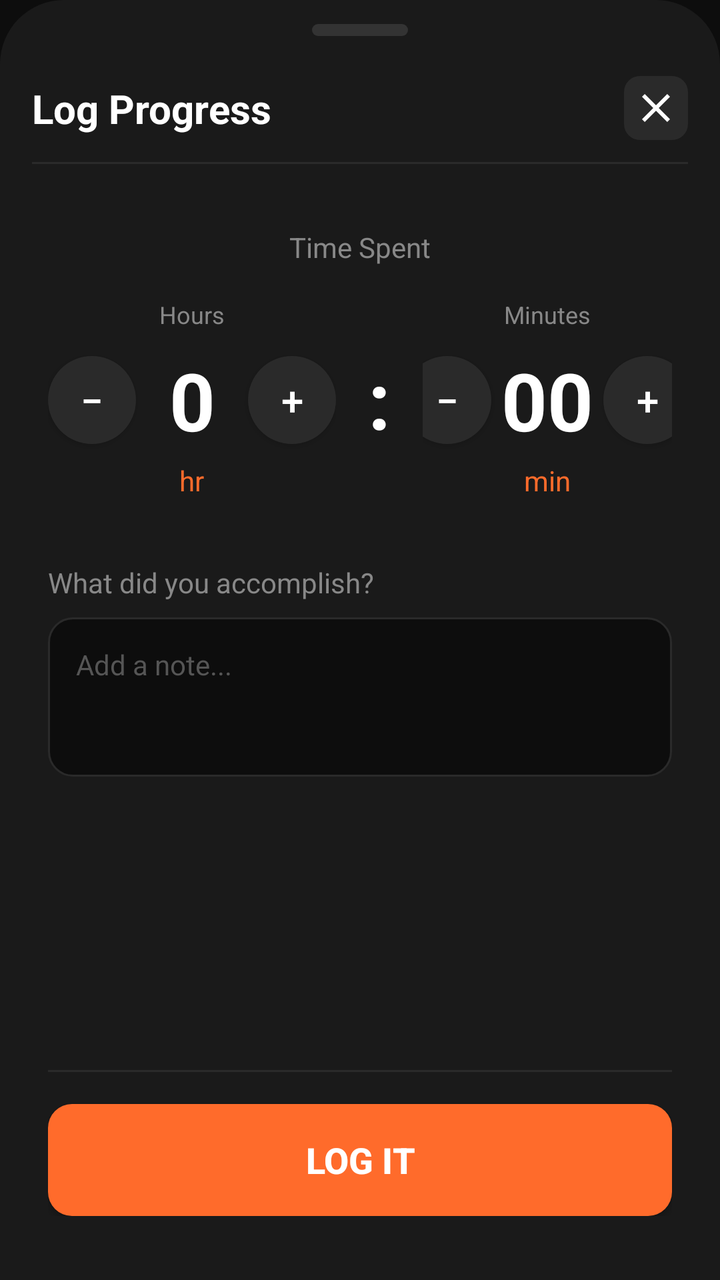
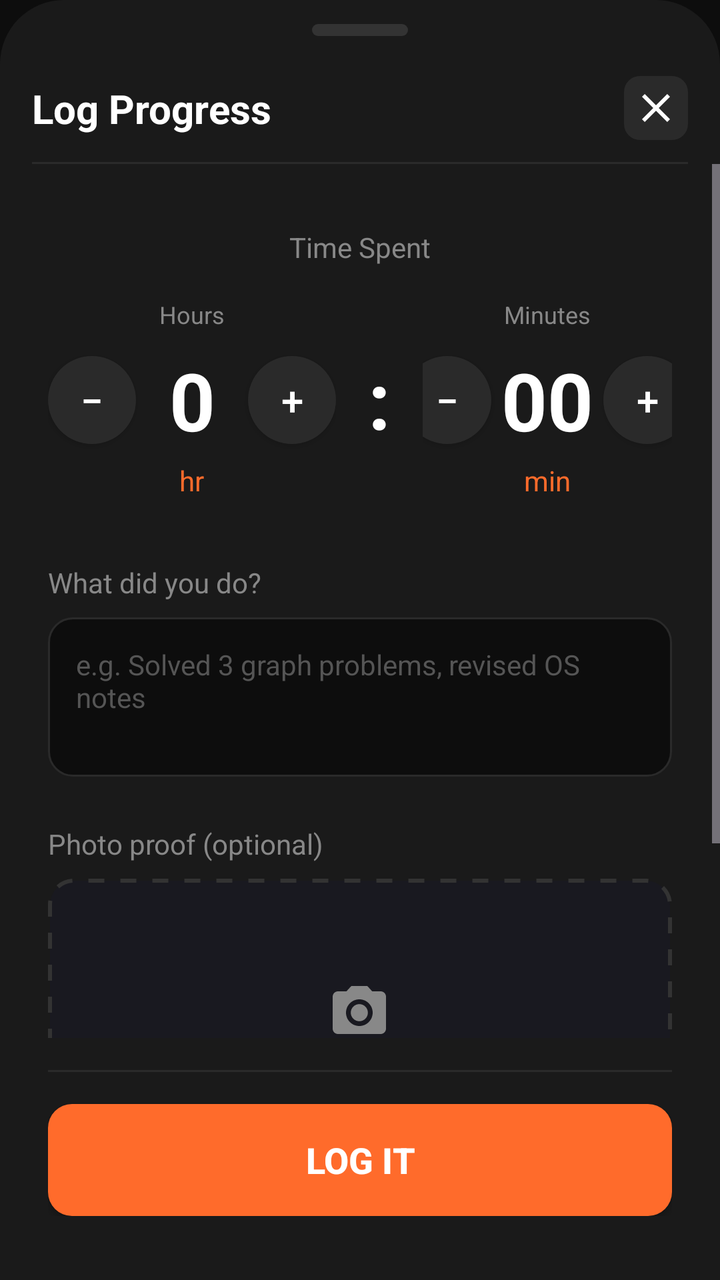

Compare the two renders of this Android layout. The source of the first and the diff that turns it into the second are given below.
<!-- AndroidManifest.xml: application theme Theme.Tether -->
<!-- res/layout/layout_log_bottom_sheet.xml -->
<?xml version="1.0" encoding="utf-8"?>
<androidx.constraintlayout.widget.ConstraintLayout xmlns:android="http://schemas.android.com/apk/res/android"
    xmlns:app="http://schemas.android.com/apk/res-auto"
    xmlns:tools="http://schemas.android.com/tools"
    android:layout_width="match_parent"
    android:layout_height="match_parent"
    android:background="@drawable/bg_bottom_sheet">

    
    <View
        android:id="@+id/handleBar"
        android:layout_width="48dp"
        android:layout_height="6dp"
        android:layout_marginTop="12dp"
        android:background="@drawable/bg_handle"
        app:layout_constraintEnd_toEndOf="parent"
        app:layout_constraintStart_toStartOf="parent"
        app:layout_constraintTop_toTopOf="parent" />

    
    <androidx.constraintlayout.widget.ConstraintLayout
        android:id="@+id/headerRow"
        android:layout_width="match_parent"
        android:layout_height="56dp"
        android:layout_marginTop="8dp"
        android:paddingHorizontal="16dp"
        app:layout_constraintTop_toBottomOf="@id/handleBar">

        <TextView
            android:id="@+id/tvLogTitle"
            android:layout_width="wrap_content"
            android:layout_height="wrap_content"
            android:text="@string/log_progress"
            android:textColor="@color/colorTextPrimary"
            android:textSize="20sp"
            android:textStyle="bold"
            app:layout_constraintBottom_toBottomOf="parent"
            app:layout_constraintStart_toStartOf="parent"
            app:layout_constraintTop_toTopOf="parent" />

        <ImageButton
            android:id="@+id/btnClose"
            android:layout_width="32dp"
            android:layout_height="32dp"
            android:background="@drawable/bg_icon_container"
            android:padding="4dp"
            android:src="@drawable/ic_close"
            app:layout_constraintBottom_toBottomOf="parent"
            app:layout_constraintEnd_toEndOf="parent"
            app:layout_constraintTop_toTopOf="parent" />

        <View
            android:layout_width="match_parent"
            android:layout_height="1dp"
            android:background="@color/colorBorder"
            app:layout_constraintBottom_toBottomOf="parent" />

    </androidx.constraintlayout.widget.ConstraintLayout>

    
    <ScrollView
        android:id="@+id/scrollContent"
        android:layout_width="match_parent"
        android:layout_height="0dp"
        android:fillViewport="true"
        app:layout_constraintBottom_toTopOf="@id/stickyBottom"
        app:layout_constraintTop_toBottomOf="@id/headerRow">

        <LinearLayout
            android:layout_width="match_parent"
            android:layout_height="wrap_content"
            android:orientation="vertical"
            android:padding="24dp">

            
            <LinearLayout
                android:layout_width="match_parent"
                android:layout_height="wrap_content"
                android:layout_marginTop="8dp"
                android:gravity="center"
                android:orientation="vertical">

                <TextView
                    android:layout_width="wrap_content"
                    android:layout_height="wrap_content"
                    android:layout_marginBottom="16dp"
                    android:text="@string/time_spent"
                    android:textColor="@color/colorTextSecondary"
                    android:textSize="14sp" />

                <LinearLayout
                    android:layout_width="match_parent"
                    android:layout_height="wrap_content"
                    android:gravity="center"
                    android:orientation="horizontal">

                    
                    <LinearLayout
                        android:layout_width="wrap_content"
                        android:layout_height="wrap_content"
                        android:gravity="center"
                        android:orientation="vertical">

                        <TextView
                            android:layout_width="wrap_content"
                            android:layout_height="wrap_content"
                            android:text="Hours"
                            android:textColor="@color/colorTextSecondary"
                            android:textSize="12sp"
                            android:layout_marginBottom="8dp" />

                        <LinearLayout
                            android:layout_width="wrap_content"
                            android:layout_height="wrap_content"
                            android:gravity="center"
                            android:orientation="horizontal">

                            <android.widget.Button
                                android:id="@+id/btnHourMinus"
                                android:layout_width="44dp"
                                android:layout_height="44dp"
                                android:background="@drawable/bg_stepper_btn"
                                android:padding="0dp"
                                android:text="−"
                                android:textColor="@color/colorTextPrimary"
                                android:textSize="20sp" />

                            <TextView
                                android:id="@+id/tvHoursValue"
                                android:layout_width="56dp"
                                android:layout_height="wrap_content"
                                android:gravity="center"
                                android:text="0"
                                android:textColor="@color/colorTextPrimary"
                                android:textSize="40sp"
                                android:textStyle="bold" />

                            <android.widget.Button
                                android:id="@+id/btnHourPlus"
                                android:layout_width="44dp"
                                android:layout_height="44dp"
                                android:background="@drawable/bg_stepper_btn"
                                android:padding="0dp"
                                android:text="+"
                                android:textColor="@color/colorTextPrimary"
                                android:textSize="20sp" />
                        </LinearLayout>

                        <TextView
                            android:layout_width="wrap_content"
                            android:layout_height="wrap_content"
                            android:text="hr"
                            android:textColor="@color/colorAccent"
                            android:textSize="14sp"
                            android:layout_marginTop="4dp" />
                    </LinearLayout>

                    
                    <TextView
                        android:layout_width="wrap_content"
                        android:layout_height="wrap_content"
                        android:layout_marginHorizontal="16dp"
                        android:text=":"
                        android:textColor="@color/colorTextPrimary"
                        android:textSize="40sp"
                        android:textStyle="bold" />

                    
                    <LinearLayout
                        android:layout_width="wrap_content"
                        android:layout_height="wrap_content"
                        android:gravity="center"
                        android:orientation="vertical">

                        <TextView
                            android:layout_width="wrap_content"
                            android:layout_height="wrap_content"
                            android:text="Minutes"
                            android:textColor="@color/colorTextSecondary"
                            android:textSize="12sp"
                            android:layout_marginBottom="8dp" />

                        <LinearLayout
                            android:layout_width="wrap_content"
                            android:layout_height="wrap_content"
                            android:gravity="center"
                            android:orientation="horizontal">

                            <android.widget.Button
                                android:id="@+id/btnMinuteMinus"
                                android:layout_width="44dp"
                                android:layout_height="44dp"
                                android:background="@drawable/bg_stepper_btn"
                                android:padding="0dp"
                                android:text="−"
                                android:textColor="@color/colorTextPrimary"
                                android:textSize="20sp" />

                            <TextView
                                android:id="@+id/tvMinutesValue"
                                android:layout_width="56dp"
                                android:layout_height="wrap_content"
                                android:gravity="center"
                                android:text="00"
                                android:textColor="@color/colorTextPrimary"
                                android:textSize="40sp"
                                android:textStyle="bold" />

                            <android.widget.Button
                                android:id="@+id/btnMinutePlus"
                                android:layout_width="44dp"
                                android:layout_height="44dp"
                                android:background="@drawable/bg_stepper_btn"
                                android:padding="0dp"
                                android:text="+"
                                android:textColor="@color/colorTextPrimary"
                                android:textSize="20sp" />
                        </LinearLayout>

                        <TextView
                            android:layout_width="wrap_content"
                            android:layout_height="wrap_content"
                            android:text="min"
                            android:textColor="@color/colorAccent"
                            android:textSize="14sp"
                            android:layout_marginTop="4dp" />
                    </LinearLayout>
                </LinearLayout>
            </LinearLayout>

            
            <LinearLayout
                android:layout_width="match_parent"
                android:layout_height="wrap_content"
                android:layout_marginTop="32dp"
                android:orientation="vertical">

                <TextView
                    android:layout_width="wrap_content"
                    android:layout_height="wrap_content"
                    android:layout_marginBottom="8dp"
                    android:text="@string/add_note"
                    android:textColor="@color/colorTextSecondary"
                    android:textSize="14sp" />

                <EditText
                    android:id="@+id/etNote"
                    android:layout_width="match_parent"
                    android:layout_height="wrap_content"
                    android:background="@drawable/bg_input_field"
                    android:gravity="top|start"
                    android:hint="@string/note_hint"
                    android:inputType="textMultiLine|textCapSentences"
                    android:maxLines="5"
                    android:minLines="3"
                    android:padding="14dp"
                    android:textColor="@color/colorTextPrimary"
                    android:textColorHint="#555555"
                    android:textSize="14sp" />
            </LinearLayout>

        </LinearLayout>
    </ScrollView>

    
    <androidx.constraintlayout.widget.ConstraintLayout
        android:id="@+id/stickyBottom"
        android:layout_width="match_parent"
        android:layout_height="wrap_content"
        android:background="@color/colorSurface"
        android:paddingHorizontal="24dp"
        android:paddingTop="16dp"
        android:paddingBottom="32dp"
        app:layout_constraintBottom_toBottomOf="parent">

        <View
            android:id="@+id/bottomBorder"
            android:layout_width="match_parent"
            android:layout_height="1dp"
            android:background="@color/colorBorder"
            app:layout_constraintTop_toTopOf="parent" />

        <android.widget.Button
            android:id="@+id/btnLogIt"
            android:layout_width="match_parent"
            android:layout_height="56dp"
            android:layout_marginTop="16dp"
            android:background="@drawable/bg_button_primary"
            android:elevation="4dp"
            android:text="@string/log_it"
            android:textColor="@color/colorTextPrimary"
            android:textSize="18sp"
            android:textStyle="bold"
            app:layout_constraintTop_toBottomOf="@id/bottomBorder" />

    </androidx.constraintlayout.widget.ConstraintLayout>

</androidx.constraintlayout.widget.ConstraintLayout>
<!-- resources referenced by this layout -->
<resources>
  <color name="colorAccent">#FF6B2B</color>
  <color name="colorBorder">#2A2A2A</color>
  <color name="colorSurface">#1A1A1A</color>
  <color name="colorTextPrimary">#FFFFFF</color>
  <color name="colorTextSecondary">#888888</color>
  <!-- drawable bg_bottom_sheet (drawable) -->
  <?xml version="1.0" encoding="utf-8"?>
  <shape xmlns:android="http://schemas.android.com/apk/res/android"
      android:shape="rectangle">
      <solid android:color="@color/colorSurface" />
      <corners
          android:topLeftRadius="32dp"
          android:topRightRadius="32dp"
          android:bottomLeftRadius="0dp"
          android:bottomRightRadius="0dp" />
  </shape>
  <!-- drawable bg_button_primary (drawable) -->
  <?xml version="1.0" encoding="utf-8"?>
  <shape xmlns:android="http://schemas.android.com/apk/res/android"
      android:shape="rectangle">
      <solid android:color="@color/colorAccent" />
      <corners android:radius="12dp" />
  </shape>
  <!-- drawable bg_handle (drawable) -->
  <?xml version="1.0" encoding="utf-8"?>
  <shape xmlns:android="http://schemas.android.com/apk/res/android"
      android:shape="rectangle">
      <solid android:color="#333333" />
      <corners android:radius="3dp" />
  </shape>
  <!-- drawable bg_icon_container (drawable) -->
  <?xml version="1.0" encoding="utf-8"?>
  <shape xmlns:android="http://schemas.android.com/apk/res/android"
      android:shape="rectangle">
      <solid android:color="@color/colorElevated" />
      <corners android:radius="8dp" />
  </shape>
  <!-- drawable bg_input_field (drawable) -->
  <?xml version="1.0" encoding="utf-8"?>
  <shape xmlns:android="http://schemas.android.com/apk/res/android"
      android:shape="rectangle">
      <solid android:color="@color/colorBackground" />
      <stroke
          android:width="1dp"
          android:color="@color/colorBorder" />
      <corners android:radius="12dp" />
  </shape>
  <!-- drawable bg_stepper_btn (drawable) -->
  <?xml version="1.0" encoding="utf-8"?>
  <shape xmlns:android="http://schemas.android.com/apk/res/android"
      android:shape="oval">
      <solid android:color="@color/colorElevated" />
  </shape>
  <!-- drawable ic_close (drawable) -->
  <vector xmlns:android="http://schemas.android.com/apk/res/android"
      android:width="24dp"
      android:height="24dp"
      android:viewportWidth="24"
      android:viewportHeight="24">
      <path
          android:fillColor="@android:color/white"
          android:pathData="M19,6.41L17.59,5 12,10.59 6.41,5 5,6.41 10.59,12 5,17.59 6.41,19 12,13.41 17.59,19 19,17.59 13.41,12z"/>
  </vector>
  <string name="add_note">What did you accomplish?</string>
  <string name="log_it">Log It</string>
  <string name="log_progress">Log Progress</string>
  <string name="note_hint">Add a note...</string>
  <string name="time_spent">Time Spent</string>
  <color name="colorElevated">#2A2A2A</color>
  <color name="colorBackground">#0D0D0D</color>
  <!-- unchanged entries left out for length: 1 -->
</resources>

<!-- the commit's change to res/layout/layout_log_bottom_sheet.xml (unified diff, before → after) -->
@@ -257,6 +257,94 @@
                     android:textColor="@color/colorTextPrimary"
                     android:textColorHint="#555555"
                     android:textSize="14sp" />
+            </LinearLayout>
+
+            
+            <LinearLayout
+                android:id="@+id/sectionProof"
+                android:layout_width="match_parent"
+                android:layout_height="wrap_content"
+                android:layout_marginTop="24dp"
+                android:orientation="vertical">
+
+                <TextView
+                    android:id="@+id/tvProofLabel"
+                    android:layout_width="wrap_content"
+                    android:layout_height="wrap_content"
+                    android:layout_marginBottom="8dp"
+                    android:text="Photo proof (optional)"
+                    android:textColor="@color/colorTextSecondary"
+                    android:textSize="14sp" />
+
+                <FrameLayout
+                    android:id="@+id/boxProof"
+                    android:layout_width="match_parent"
+                    android:layout_height="160dp"
+                    android:background="@drawable/bg_photo_upload"
+                    android:clickable="true"
+                    android:focusable="true"
+                    android:foreground="?attr/selectableItemBackground">
+
+                    <LinearLayout
+                        android:id="@+id/proofPlaceholder"
+                        android:layout_width="wrap_content"
+                        android:layout_height="wrap_content"
+                        android:layout_gravity="center"
+                        android:gravity="center_horizontal"
+                        android:orientation="vertical">
+
+                        <ImageView
+                            android:layout_width="32dp"
+                            android:layout_height="32dp"
+                            android:contentDescription="Add a photo"
+                            android:src="@drawable/ic_camera"
+                            app:tint="@color/colorTextSecondary" />
+
+                        <TextView
+                            android:id="@+id/tvProofHint"
+                            android:layout_width="wrap_content"
+                            android:layout_height="wrap_content"
+                            android:layout_marginTop="8dp"
+                            android:text="Add a photo of what you did"
+                            android:textColor="@color/colorTextSecondary"
+                            android:textSize="13sp" />
+                    </LinearLayout>
+
+                    <ImageView
+                        android:id="@+id/ivProofPreview"
+                        android:layout_width="match_parent"
+                        android:layout_height="match_parent"
+                        android:contentDescription="Proof photo"
+                        android:scaleType="centerCrop"
+                        android:visibility="gone" />
+
+                    <ProgressBar
+                        android:id="@+id/proofProgress"
+                        android:layout_width="32dp"
+                        android:layout_height="32dp"
+                        android:layout_gravity="center"
+                        android:visibility="gone" />
+
+                    <ImageButton
+                        android:id="@+id/btnRemoveProof"
+                        android:layout_width="32dp"
+                        android:layout_height="32dp"
+                        android:layout_gravity="top|end"
+                        android:layout_margin="8dp"
+                        android:background="@drawable/bg_icon_container"
+                        android:contentDescription="Remove photo"
+                        android:src="@drawable/ic_close"
+                        android:visibility="gone"
+                        app:tint="@color/colorTextPrimary" />
+                </FrameLayout>
+
+                <TextView
+                    android:layout_width="wrap_content"
+                    android:layout_height="wrap_content"
+                    android:layout_marginTop="6dp"
+                    android:text="Only your group sees it, and only today."
+                    android:textColor="#555555"
+                    android:textSize="11sp" />
             </LinearLayout>
 
         </LinearLayout>
<!-- resource entries referenced after the edit -->
@@ -47,12 +47,37 @@
           android:color="@color/colorBorder" />
       <corners android:radius="12dp" />
   </shape>
+  <!-- drawable bg_photo_upload (drawable) -->
+  <?xml version="1.0" encoding="utf-8"?>
+  <shape xmlns:android="http://schemas.android.com/apk/res/android"
+      android:shape="rectangle">
+      <solid android:color="#0D0D0D80" />
+      <stroke
+          android:width="2dp"
+          android:color="#333333"
+          android:dashGap="8dp"
+          android:dashWidth="8dp" />
+      <corners android:radius="12dp" />
+  </shape>
   <!-- drawable bg_stepper_btn (drawable) -->
   <?xml version="1.0" encoding="utf-8"?>
   <shape xmlns:android="http://schemas.android.com/apk/res/android"
       android:shape="oval">
       <solid android:color="@color/colorElevated" />
   </shape>
+  <!-- drawable ic_camera (drawable) -->
+  <vector xmlns:android="http://schemas.android.com/apk/res/android"
+      android:width="24dp"
+      android:height="24dp"
+      android:viewportWidth="24"
+      android:viewportHeight="24">
+    <path
+        android:fillColor="#000000"
+        android:pathData="M12,12m-3.2,0a3.2,3.2 0,1 1,6.4 0a3.2,3.2 0,1 1,-6.4 0"/>
+    <path
+        android:fillColor="#000000"
+        android:pathData="M9,2L7.17,4H4c-1.1,0 -2,0.9 -2,2v12c0,1.1 0.9,2 2,2h16c1.1,0 2,-0.9 2,-2V6c0,-1.1 -0.9,-2 -2,-2h-3.17L15,2H9zM12,17c-2.76,0 -5,-2.24 -5,-5s2.24,-5 5,-5s5,2.24 5,5s-2.24,5 -5,5z"/>
+  </vector>
   <!-- drawable ic_close (drawable) -->
   <vector xmlns:android="http://schemas.android.com/apk/res/android"
       android:width="24dp"
@@ -63,10 +88,10 @@
           android:fillColor="@android:color/white"
           android:pathData="M19,6.41L17.59,5 12,10.59 6.41,5 5,6.41 10.59,12 5,17.59 6.41,19 12,13.41 17.59,19 19,17.59 13.41,12z"/>
   </vector>
-  <string name="add_note">What did you accomplish?</string>
+  <string name="add_note">What did you do?</string>
   <string name="log_it">Log It</string>
   <string name="log_progress">Log Progress</string>
-  <string name="note_hint">Add a note...</string>
+  <string name="note_hint">e.g. Solved 3 graph problems, revised OS notes</string>
   <string name="time_spent">Time Spent</string>
   <color name="colorElevated">#2A2A2A</color>
   <color name="colorBackground">#0D0D0D</color>
